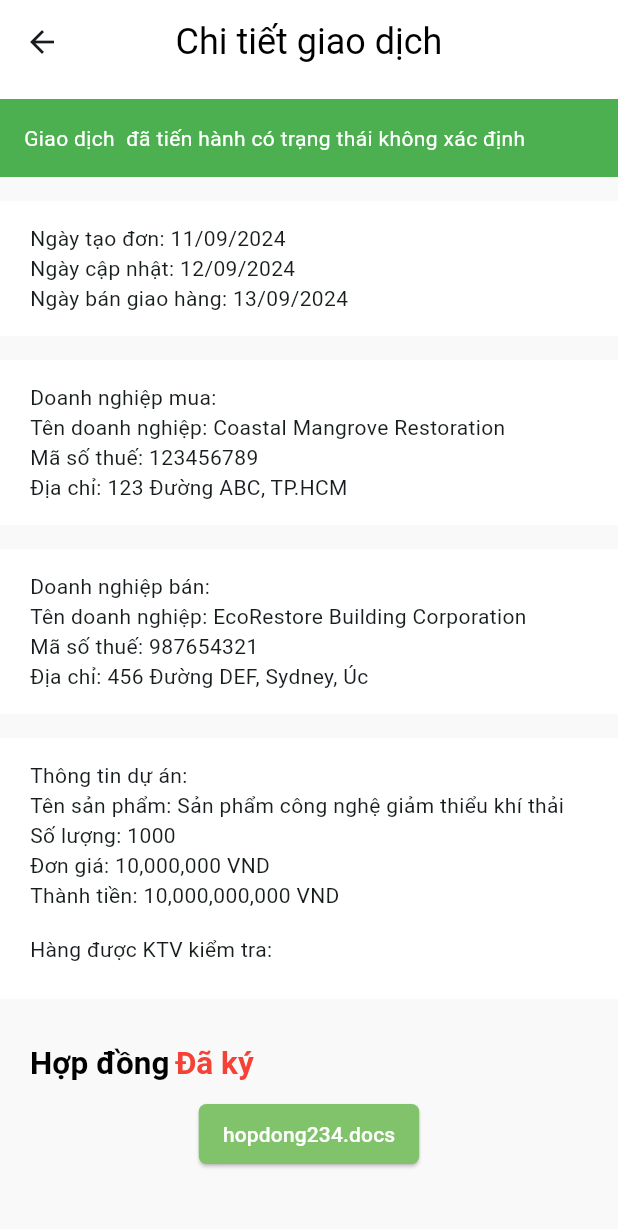
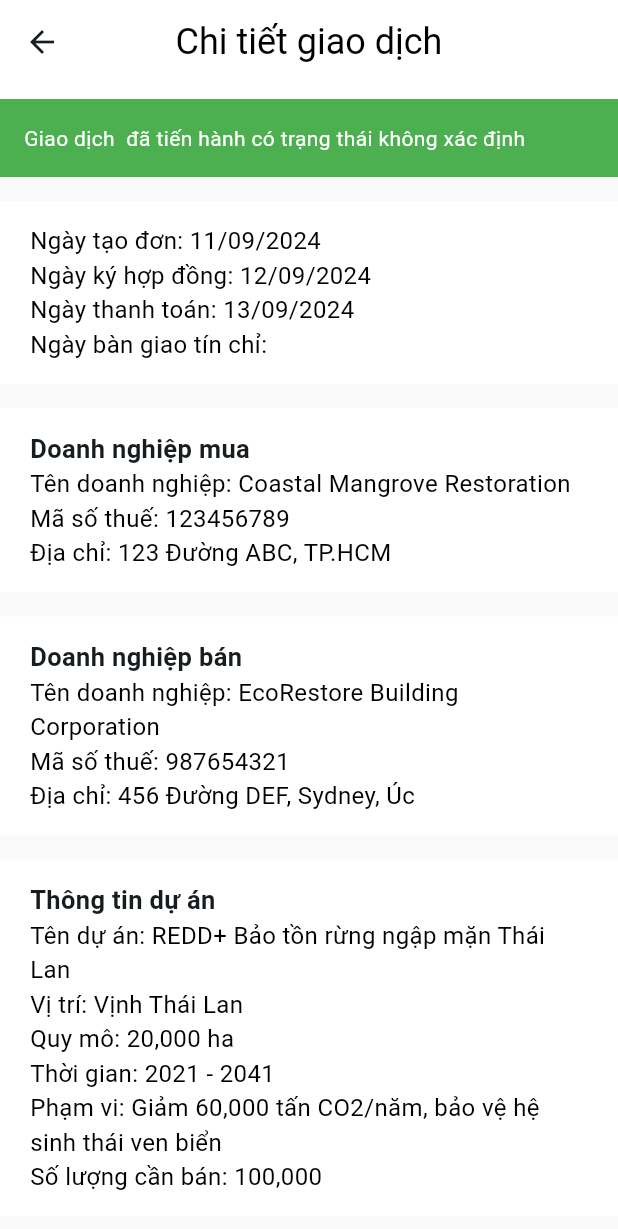
Before and after one commit to nhile14112003/Carbon_Credit_Trading_App, a Flutter app: the TransactionDetailPage screen opened directly with empty values, on a phone screen of 412 x 824 dp. Shown: the top 1229 px of the screen. Run offline on Flutter 3.47's test engine with Material 3 defaults, Android fonts, the light colour scheme and no system bars; our stand-ins replace dotted_border, file_picker, image_picker, open_file, photo_view, video_player; network calls fail.

```diff
--- a/carbon_credit_trading/lib/pages/transaction_detail_page.dart
+++ b/carbon_credit_trading/lib/pages/transaction_detail_page.dart
@@ -1,6 +1,7 @@
 import 'package:carbon_credit_trading/models/transaction.dart';
 import 'package:carbon_credit_trading/services/format.dart';
 import 'package:carbon_credit_trading/theme/colors.dart';
+import 'package:carbon_credit_trading/theme/text_styles.dart';
 import 'package:carbon_credit_trading/widgets/custom_appbar.dart';
 import 'package:carbon_credit_trading/widgets/custom_ricktext.dart';
 import 'package:carbon_credit_trading/widgets/full_screen_view.dart';
@@ -10,6 +11,8 @@ import 'package:flutter/material.dart';
 class TransactionDetailPage extends StatelessWidget {
   final Transaction transaction;
   const TransactionDetailPage({super.key, required this.transaction});
+
+  get normalText => null;
 
   @override
   Widget build(BuildContext context) {
@@ -56,9 +59,22 @@ class TransactionDetailPage extends StatelessWidget {
                     child: const Column(
                         crossAxisAlignment: CrossAxisAlignment.start,
                         children: [
-                          Text('Ngày tạo đơn: 11/09/2024'),
-                          Text('Ngày cập nhật: 12/09/2024'),
-                          Text('Ngày bán giao hàng: 13/09/2024'),
+                          Text(
+                            'Ngày tạo đơn: 11/09/2024',
+                            style: AppTextStyles.normalText,
+                          ),
+                          Text(
+                            'Ngày ký hợp đồng: 12/09/2024',
+                            style: AppTextStyles.normalText,
+                          ),
+                          Text(
+                            'Ngày thanh toán: 13/09/2024',
+                            style: AppTextStyles.normalText,
+                          ),
+                          Text(
+                            'Ngày bàn giao tín chỉ:',
+                            style: AppTextStyles.normalText,
+                          ),
                         ])),
                 const SizedBox(height: 16.0),
                 Container(
@@ -69,11 +85,25 @@ class TransactionDetailPage extends StatelessWidget {
                     child: const Column(
                         crossAxisAlignment: CrossAxisAlignment.start,
                         children: [
-                          Text('Doanh nghiệp mua:'),
                           Text(
-                              'Tên doanh nghiệp: Coastal Mangrove Restoration'),
-                          Text('Mã số thuế: 123456789'),
-                          Text('Địa chỉ: 123 Đường ABC, TP.HCM'),
+                            'Doanh nghiệp mua',
+                            style: TextStyle(
+                              fontSize: 17,
+                              fontWeight: FontWeight.bold,
+                            ),
+                          ),
+                          Text(
+                            'Tên doanh nghiệp: Coastal Mangrove Restoration',
+                            style: AppTextStyles.normalText,
+                          ),
+                          Text(
+                            'Mã số thuế: 123456789',
+                            style: AppTextStyles.normalText,
+                          ),
+                          Text(
+                            'Địa chỉ: 123 Đường ABC, TP.HCM',
+                            style: AppTextStyles.normalText,
+                          ),
                         ])),
                 const SizedBox(height: 16.0),
                 Container(
@@ -84,11 +114,25 @@ class TransactionDetailPage extends StatelessWidget {
                     child: const Column(
                         crossAxisAlignment: CrossAxisAlignment.start,
                         children: [
-                          Text('Doanh nghiệp bán:'),
                           Text(
-                              'Tên doanh nghiệp: EcoRestore Building Corporation'),
-                          Text('Mã số thuế: 987654321'),
-                          Text('Địa chỉ: 456 Đường DEF, Sydney, Úc'),
+                            'Doanh nghiệp bán',
+                            style: TextStyle(
+                              fontSize: 17,
+                              fontWeight: FontWeight.bold,
+                            ),
+                          ),
+                          Text(
+                            'Tên doanh nghiệp: EcoRestore Building Corporation',
+                            style: AppTextStyles.normalText,
+                          ),
+                          Text(
+                            'Mã số thuế: 987654321',
+                            style: AppTextStyles.normalText,
+                          ),
+                          Text(
+                            'Địa chỉ: 456 Đường DEF, Sydney, Úc',
+                            style: AppTextStyles.normalText,
+                          ),
                         ])),
                 const SizedBox(height: 16.0),
                 Container(
@@ -99,24 +143,46 @@ class TransactionDetailPage extends StatelessWidget {
                     child: const Column(
                         crossAxisAlignment: CrossAxisAlignment.start,
                         children: [
-                          Text('Thông tin dự án:'),
                           Text(
-                              'Tên sản phẩm: Sản phẩm công nghệ giảm thiểu khí thải'),
-                          Text('Số lượng: 1000'),
-                          Text('Đơn giá: 10,000,000 VND'),
-                          Text('Thành tiền: 10,000,000,000 VND'),
-                          SizedBox(height: 16.0),
-                          Text('Hàng được KTV kiểm tra:'),
-                          SizedBox(height: 8.0),
+                            'Thông tin dự án',
+                            style: TextStyle(
+                              fontSize: 17,
+                              fontWeight: FontWeight.bold,
+                            ),
+                          ),
+                          Text(
+                            'Tên dự án: REDD+ Bảo tồn rừng ngập mặn Thái Lan',
+                            style: AppTextStyles.normalText,
+                          ),
+                          Text(
+                            'Vị trí: Vịnh Thái Lan',
+                            style: AppTextStyles.normalText,
+                          ),
+                          Text(
+                            'Quy mô: 20,000 ha',
+                            style: AppTextStyles.normalText,
+                          ),
+                          Text(
+                            'Thời gian: 2021 - 2041',
+                            style: AppTextStyles.normalText,
+                          ),
+                          Text(
+                            'Phạm vi: Giảm 60,000 tấn CO2/năm, bảo vệ hệ sinh thái ven biển',
+                            style: AppTextStyles.normalText,
+                          ),
+                          Text(
+                            'Số lượng cần bán: 100,000',
+                            style: AppTextStyles.normalText,
+                          ),
                         ])),
-                const SizedBox(height: 16.0),
                 Container(
                     width: double.infinity,
                     padding: const EdgeInsets.symmetric(
-                        vertical: 15, horizontal: 20),
+                        vertical: 10, horizontal: 20),
                     child: Column(
                         crossAxisAlignment: CrossAxisAlignment.start,
                         children: [
+                          const SizedBox(height: 10.0),
                           customRichText(
                               title: "Hợp đồng",
                               value: "Đã ký",
@@ -140,6 +206,14 @@ class TransactionDetailPage extends StatelessWidget {
                             ),
                           ),
                           const SizedBox(height: 15.0),
+                          const Text(
+                            'Hóa đơn thanh toán',
+                            style: TextStyle(
+                              fontSize: 17,
+                              fontWeight: FontWeight.bold,
+                            ),
+                          ),
+                          const SizedBox(height: 5.0),
                           ImageCarousel(
                             imagePaths: billImages,
                             onImageTap: (context, images, index) {
@@ -158,10 +232,19 @@ class TransactionDetailPage extends StatelessWidget {
                                   ),
                                   child: const Text(
                                     'Tải xuống',
-                                    style: TextStyle(fontSize: 16),
+                                    style: AppTextStyles.normalText,
                                   ),
                                 ),
                               )),
+                          const SizedBox(height: 15.0),
+                          const Text(
+                            'Hình ảnh tín chỉ',
+                            style: TextStyle(
+                              fontSize: 17,
+                              fontWeight: FontWeight.bold,
+                            ),
+                          ),
+                          const SizedBox(height: 5.0),
                           ImageCarousel(
                             imagePaths: creditImages,
                             onImageTap: (context, images, index) {
@@ -180,7 +263,7 @@ class TransactionDetailPage extends StatelessWidget {
                                   ),
                                   child: const Text(
                                     'Tải xuống',
-                                    style: TextStyle(fontSize: 16),
+                                    style: AppTextStyles.normalText,
                                   ),
                                 ),
                               )),
--- a/carbon_credit_trading/lib/theme/text_styles.dart
+++ b/carbon_credit_trading/lib/theme/text_styles.dart
@@ -4,7 +4,7 @@ class AppTextStyles {
   static const TextStyle heading =
       TextStyle(fontSize: 24, fontWeight: FontWeight.w400, color: Colors.black);
 
-  static const TextStyle bodyText = TextStyle(
+  static const TextStyle normalText = TextStyle(
       fontSize: 16, fontWeight: FontWeight.normal, color: Colors.black);
   static const TextStyle buttonText =
       TextStyle(fontSize: 18, fontWeight: FontWeight.w600, color: Colors.white);
--- a/carbon_credit_trading/lib/widgets/image_upload_section.dart
+++ b/carbon_credit_trading/lib/widgets/image_upload_section.dart
@@ -28,6 +28,7 @@ class ImageUploadSection extends StatelessWidget {
           : Padding(
               padding: const EdgeInsets.all(8.0),
               child: GridView.builder(
+                shrinkWrap: true,
                 physics: const BouncingScrollPhysics(),
                 gridDelegate: const SliverGridDelegateWithFixedCrossAxisCount(
                   crossAxisCount: 3,
--- a/carbon_credit_trading/lib/widgets/transaction_item.dart
+++ b/carbon_credit_trading/lib/widgets/transaction_item.dart
@@ -1,4 +1,4 @@
-import 'package:carbon_credit_trading/pages/transaction_detail_page.dart';
+import 'package:carbon_credit_trading/pages/approve_transaction_page.dart';
 import 'package:carbon_credit_trading/theme/colors.dart';
 import 'package:carbon_credit_trading/widgets/custom_ricktext.dart';
 import 'package:flutter/material.dart';
@@ -78,7 +78,7 @@ class TransactionItem extends StatelessWidget {
                     context,
                     MaterialPageRoute(
                       builder: (context) =>
-                          TransactionDetailPage(transaction: transaction),
+                          ApproveTransactionPage(transaction: transaction),
                     ),
                   );
                 },
--- a/carbon_credit_trading/pubspec.yaml
+++ b/carbon_credit_trading/pubspec.yaml
@@ -34,6 +34,7 @@ dependencies:
 
   # The following adds the Cupertino Icons font to your application.
   # Use with the CupertinoIcons class for iOS style icons.
+  file_picker: ^5.2.6
   dotted_border: ^2.1.0 #^ must left top of no ^
   cupertino_icons: ^1.0.8
   image_picker:  1.1.2
@@ -42,8 +43,7 @@ dependencies:
   collection: 1.18.0
   video_player: 2.9.2
   chewie: 1.8.5
-
-
+  open_file: 3.5.9
 
 dev_dependencies:
   flutter_test:
```
Also changed, not shown: carbon_credit_trading/lib/pages/approve_transaction_page.dart (added, +355 -0 lines), carbon_credit_trading/pubspec.lock, 3 other files.
